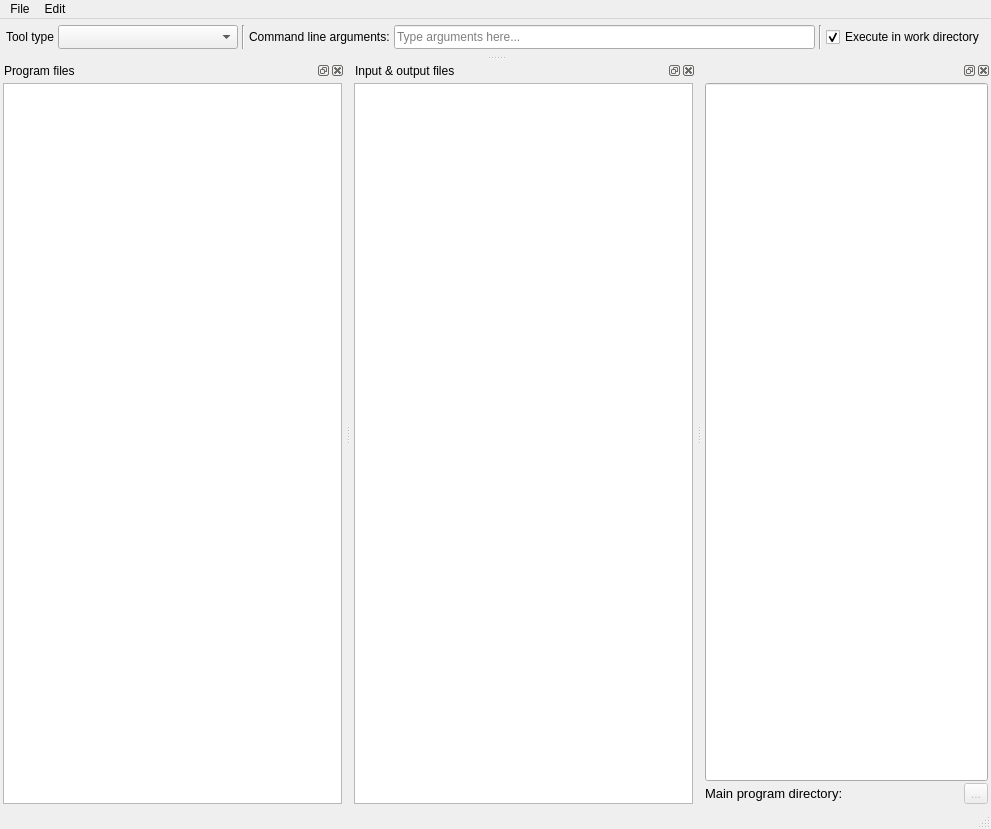
First picture: the form in spine_items/tool/ui/tool_specification_form.ui, repository spine-tools/spine-items, before the edit.
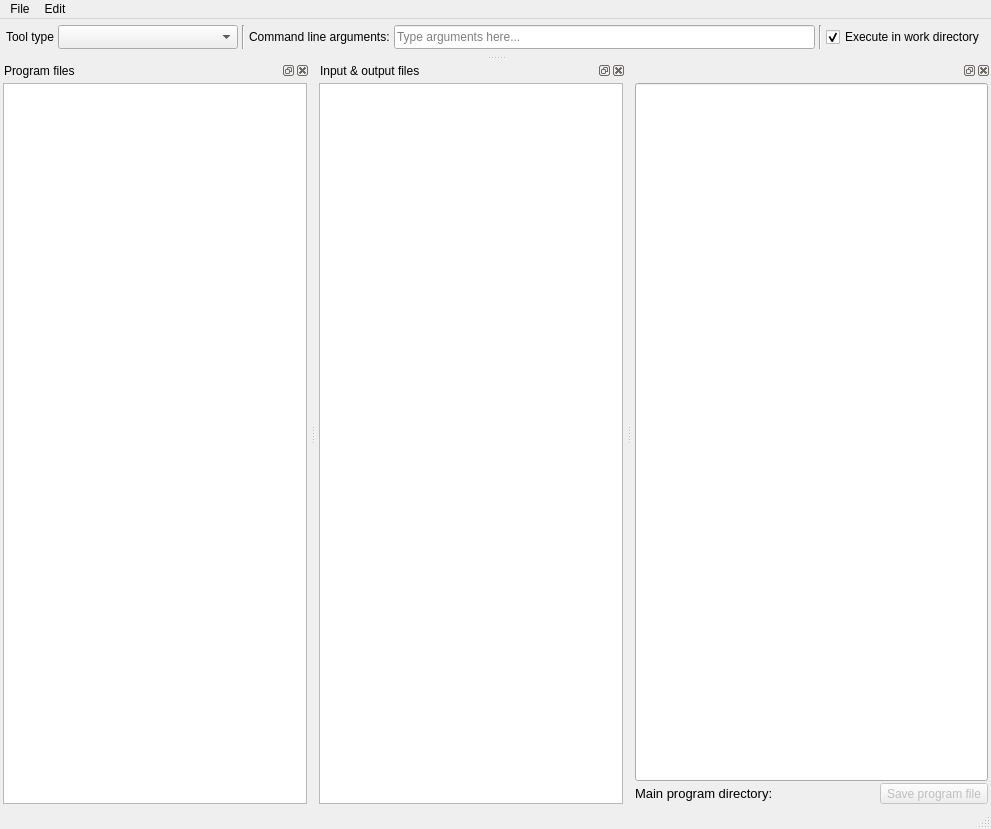
Second picture: the form after the edit. Icons and pictures are not drawn. Custom widgets are drawn as their Qt base class.

Commit message: Add keyboard shortcut to save program file in tool spec editor

Diff of the .ui file:
```diff
--- a/spine_items/tool/ui/tool_specification_form.ui
+++ b/spine_items/tool/ui/tool_specification_form.ui
@@ -401,11 +401,7 @@
           <string>&lt;html&gt;&lt;head/&gt;&lt;body&gt;&lt;p&gt;Save&lt;/p&gt;&lt;/body&gt;&lt;/html&gt;</string>
          </property>
          <property name="text">
-          <string>...</string>
-         </property>
-         <property name="icon">
-          <iconset resource="../../ui/resources/resources_icons.qrc">
-           <normaloff>:/icons/save.svg</normaloff>:/icons/save.svg</iconset>
+          <string>Save program file</string>
          </property>
         </widget>
        </item>
```
Left out of the diff: 3 changed lines with no effect on the pictures. The commit also changes 3 other files.
